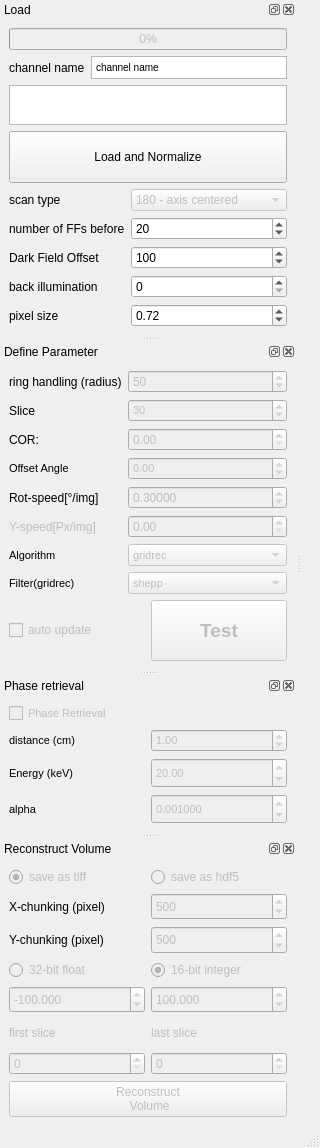
Old version of the form BAMline_on_the_fly_CT-reco/on_the_fly_CT_reco_hdf_dock_widget.ui in the repository HMarkoetter/BAMline_CT_preview_RECO.
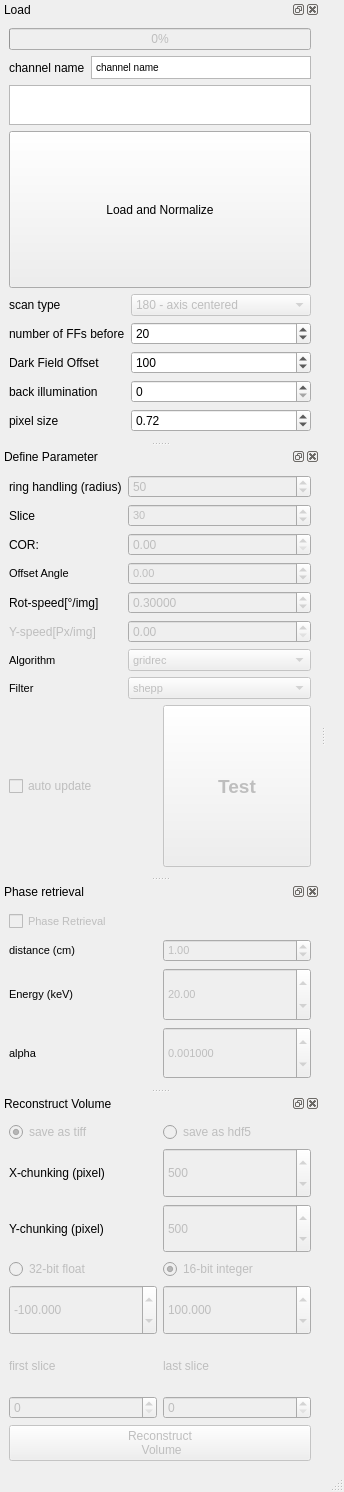
New version of the form.

The edit to the form file:
```diff
--- a/BAMline_on_the_fly_CT-reco/on_the_fly_CT_reco_hdf_dock_widget.ui
+++ b/BAMline_on_the_fly_CT-reco/on_the_fly_CT_reco_hdf_dock_widget.ui
@@ -6,8 +6,8 @@
    <rect>
     <x>0</x>
     <y>0</y>
-    <width>320</width>
-    <height>1148</height>
+    <width>344</width>
+    <height>1492</height>
    </rect>
   </property>
   <property name="windowTitle">
@@ -76,8 +76,8 @@
           <string>&lt;!DOCTYPE HTML PUBLIC &quot;-//W3C//DTD HTML 4.0//EN&quot; &quot;http://www.w3.org/TR/REC-html40/strict.dtd&quot;&gt;
 &lt;html&gt;&lt;head&gt;&lt;meta name=&quot;qrichtext&quot; content=&quot;1&quot; /&gt;&lt;style type=&quot;text/css&quot;&gt;
 p, li { white-space: pre-wrap; }
-&lt;/style&gt;&lt;/head&gt;&lt;body style=&quot; font-family:'MS Shell Dlg 2'; font-size:7.8pt; font-weight:400; font-style:normal;&quot;&gt;
-&lt;p style=&quot; margin-top:0px; margin-bottom:0px; margin-left:0px; margin-right:0px; -qt-block-indent:0; text-indent:0px;&quot;&gt;channel name&lt;/p&gt;&lt;/body&gt;&lt;/html&gt;</string>
+&lt;/style&gt;&lt;/head&gt;&lt;body style=&quot; font-family:'Noto Sans'; font-size:10pt; font-weight:400; font-style:normal;&quot;&gt;
+&lt;p style=&quot; margin-top:0px; margin-bottom:0px; margin-left:0px; margin-right:0px; -qt-block-indent:0; text-indent:0px;&quot;&gt;&lt;span style=&quot; font-family:'MS Shell Dlg 2'; font-size:7.8pt;&quot;&gt;channel name&lt;/span&gt;&lt;/p&gt;&lt;/body&gt;&lt;/html&gt;</string>
          </property>
         </widget>
        </item>
@@ -470,7 +470,7 @@
           </font>
          </property>
          <property name="text">
-          <string>Filter(gridrec)</string>
+          <string>Filter</string>
          </property>
         </widget>
        </item>
```
Left out of the diff: 71 changed lines with no effect on the pictures.
